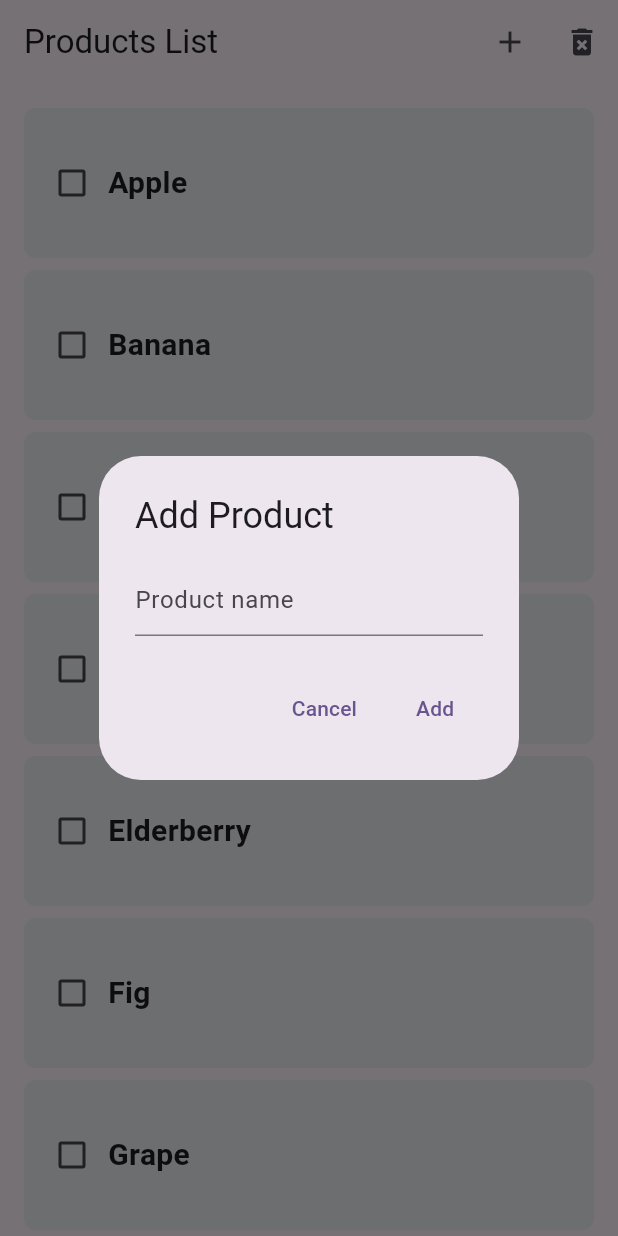
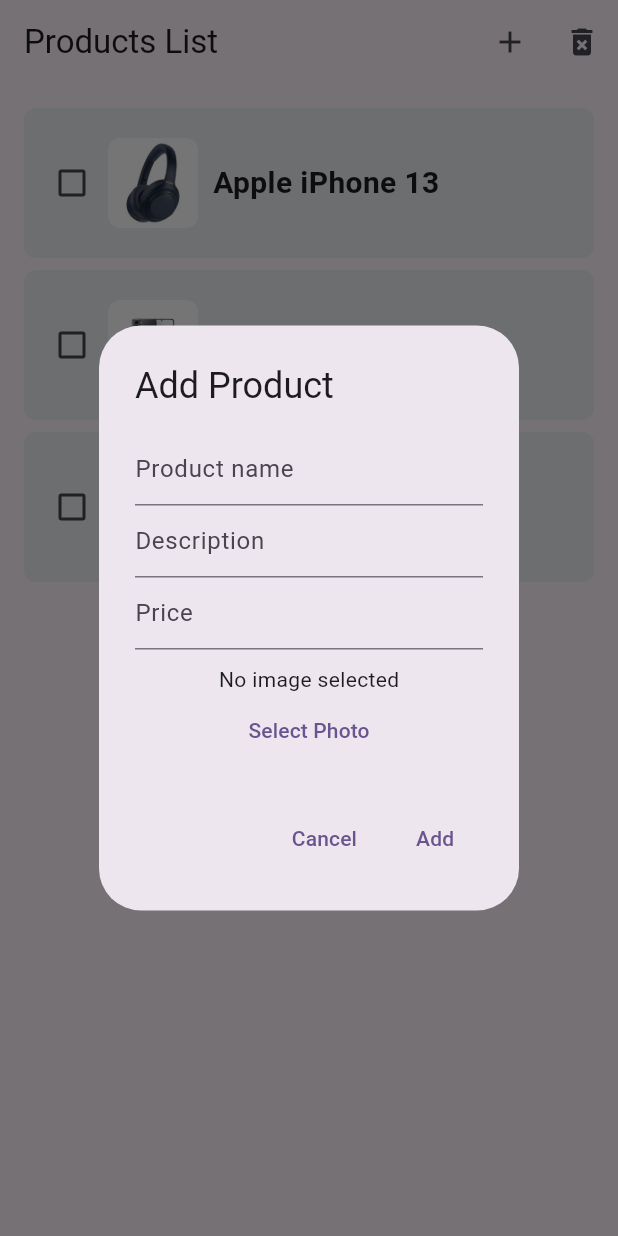
Before and after one commit to ayoub-sahraoui/flutter-demo-product, a Flutter app: the screen it shows after launch, after a tap on the "add" icon, on a phone screen of 412 x 824 dp. Run offline on Flutter 3.47's test engine with Material 3 defaults, Android fonts, the phone set to English and light mode, and no system bars; drawn by our look-alikes of flutter_slidable; our stand-ins replace image_picker.

Commit message:
add product class and image picker, product details screen

```diff
--- /dev/null
+++ b/lib/models/product.dart
@@ -0,0 +1,20 @@
+class Product {
+  int id;
+  String libelle;
+  String description;
+  double prix;
+  String photo;
+
+  Product({
+    required this.id,
+    required this.libelle,
+    required this.description,
+    required this.prix,
+    required this.photo,
+  });
+
+  @override
+  String toString() {
+    return 'Product(id: $id, libelle: $libelle, description: $description, prix: $prix, photo: $photo)';
+  }
+}
--- a/lib/screens/add_product_dialog.dart
+++ b/lib/screens/add_product_dialog.dart
@@ -1,16 +1,66 @@
 import 'package:flutter/material.dart';
+import 'dart:io';
 
-class AddProductDialog extends StatelessWidget {
+import 'package:image_picker/image_picker.dart';
+
+class AddProductDialog extends StatefulWidget {
   AddProductDialog({super.key});
-  final TextEditingController _controller = TextEditingController();
+
+  @override
+  _AddProductDialogState createState() => _AddProductDialogState();
+}
+
+class _AddProductDialogState extends State<AddProductDialog> {
+  final TextEditingController _libelleController = TextEditingController();
+  final TextEditingController _descriptionController = TextEditingController();
+  final TextEditingController _prixController = TextEditingController();
+  File? _photoFile;
+
+  Future<void> _pickImage() async {
+    final image = await ImagePicker().pickImage(source: ImageSource.gallery);
+    if (image == null) return;
+    setState(() {
+      _photoFile = File(image.path);
+    });
+  }
 
   @override
   Widget build(BuildContext context) {
     return AlertDialog(
       title: const Text("Add Product"),
-      content: TextField(
-        controller: _controller,
-        decoration: const InputDecoration(hintText: "Product name"),
+      content: SingleChildScrollView(
+        child: Column(
+          mainAxisSize: MainAxisSize.min,
+          children: [
+            TextField(
+              controller: _libelleController,
+              decoration: const InputDecoration(hintText: "Product name"),
+            ),
+            TextField(
+              controller: _descriptionController,
+              decoration: const InputDecoration(hintText: "Description"),
+            ),
+            TextField(
+              controller: _prixController,
+              decoration: const InputDecoration(hintText: "Price"),
+              keyboardType: TextInputType.number,
+            ),
+            const SizedBox(height: 10),
+            if (_photoFile != null)
+              Image.file(
+                _photoFile!,
+                height: 100,
+                width: 100,
+                fit: BoxFit.cover,
+              )
+            else
+              const Text("No image selected"),
+            TextButton(
+              onPressed: _pickImage,
+              child: const Text("Select Photo"),
+            ),
+          ],
+        ),
       ),
       actions: [
         TextButton(
@@ -21,7 +71,13 @@ class AddProductDialog extends StatelessWidget {
         ),
         TextButton(
           onPressed: () {
-            Navigator.of(context).pop(_controller.text);
+            final productData = {
+              "libelle": _libelleController.text,
+              "description": _descriptionController.text,
+              "prix": double.tryParse(_prixController.text) ?? 0.0,
+              "photo": _photoFile?.path ?? '', // Return file path if selected
+            };
+            Navigator.of(context).pop(productData);
           },
           child: const Text("Add"),
         ),
--- a/lib/screens/product_item.dart
+++ b/lib/screens/product_item.dart
@@ -1,16 +1,22 @@
+import 'dart:io';
+
 import 'package:flutter/material.dart';
+import 'package:flutter_demo/models/product.dart';
+import 'package:flutter_demo/screens/product_details.dart';
 import 'package:flutter_slidable/flutter_slidable.dart';
 
 class ProductItem extends StatefulWidget {
-  ProductItem(
-      {super.key,
-      required this.name,
+  ProductItem({
+    super.key,
+    required this.product,
     required this.onDelete,
-      required this.onSelected});
+    required this.onSelected,
+    required this.isSelected,
+  });
 
-  final String name;
-  final VoidCallback onDelete;
-  final Function(String, bool?) onSelected;
+  final Product product;
+  final Function(Product, bool?) onSelected;
+  final Function onDelete;
   bool isSelected = false;
 
   @override
@@ -20,7 +26,14 @@ class ProductItem extends StatefulWidget {
 class _ProductItemState extends State<ProductItem> {
   @override
   Widget build(BuildContext context) {
-    return Slidable(
+    return InkWell(
+      onTap: () {
+        Navigator.of(context).push(
+          MaterialPageRoute(
+              builder: (_) => ProductDetails(product: widget.product)),
+        );
+      },
+      child: Slidable(
         endActionPane: ActionPane(
           motion: const ScrollMotion(),
           children: [
@@ -47,19 +60,48 @@ class _ProductItemState extends State<ProductItem> {
                 value: widget.isSelected,
                 onChanged: (isSelected) {
                   setState(() {
-                  widget.onSelected(widget.name, isSelected);
+                    widget.onSelected(widget.product, isSelected);
                     widget.isSelected = isSelected!;
                   });
                 },
               ),
-            Text(
-              widget.name,
+              if (widget.product.photo.isNotEmpty)
+                Container(
+                  margin: const EdgeInsets.only(right: 10),
+                  width: 60,
+                  height: 60,
+                  decoration: BoxDecoration(
+                    borderRadius: BorderRadius.circular(8),
+                    image: DecorationImage(
+                      image: widget.product.photo.startsWith('assets')
+                          ? AssetImage(widget.product.photo)
+                          : FileImage(File(widget.product.photo)),
+                      fit: BoxFit.cover,
+                    ),
+                  ),
+                )
+              else
+                Container(
+                  margin: const EdgeInsets.only(right: 10),
+                  width: 60,
+                  height: 60,
+                  decoration: BoxDecoration(
+                    color: Colors.grey[300],
+                    borderRadius: BorderRadius.circular(8),
+                  ),
+                  child: const Icon(Icons.image, size: 30, color: Colors.grey),
+                ),
+              Expanded(
+                child: Text(
+                  widget.product.libelle,
                   style: const TextStyle(
                     fontSize: 20,
                     fontWeight: FontWeight.bold,
                   ),
                 ),
+              ),
             ],
+          ),
         ),
       ),
     );
--- a/lib/screens/products_list.dart
+++ b/lib/screens/products_list.dart
@@ -1,4 +1,5 @@
 import 'package:flutter/material.dart';
+import 'package:flutter_demo/models/product.dart';
 import 'package:flutter_demo/screens/add_product_dialog.dart';
 import 'package:flutter_demo/screens/product_item.dart';
 
@@ -10,34 +11,31 @@ class ProductsList extends StatefulWidget {
 }
 
 class _ProductsListState extends State<ProductsList> {
-  List<String> _products = [
-    "Apple",
-    "Banana",
-    "Cherry",
-    "Date",
-    "Elderberry",
-    "Fig",
-    "Grape",
-    "Honeydew",
-    "Jackfruit",
-    "Kiwi",
-    "Lemon",
-    "Mango",
-    "Nectarine",
-    "Orange",
-    "Papaya",
-    "Quince",
-    "Raspberry",
-    "Strawberry",
-    "Tangerine",
-    "Ugli fruit",
-    "Vanilla bean",
-    "Watermelon",
-    "Ximenia caffra",
-    "Yuzu",
-    "Zucchini",
+  List<Product> _products = [
+    Product(
+      id: 1,
+      libelle: "Apple iPhone 13",
+      description: "6.1-inch display, A15 Bionic chip, 128GB storage",
+      prix: 799.0,
+      photo: "assets/images/1.jpg",
+    ),
+    Product(
+      id: 2,
+      libelle: "Samsung Galaxy S21",
+      description: "6.2-inch display, Exynos 2100, 128GB storage",
+      prix: 699.0,
+      photo: "assets/images/2.jpg",
+    ),
+    Product(
+      id: 3,
+      libelle: "Sony WH-1000XM4 Headphones",
+      description: "Wireless noise-canceling headphones",
+      prix: 349.0,
+      photo: "assets/images/3.jpg",
+    ),
   ];
-  final List<String> _selectedProducts = [];
+
+  final List<int> _selectedProductsIds = [];
 
   @override
   Widget build(BuildContext context) {
@@ -47,28 +45,26 @@ class _ProductsListState extends State<ProductsList> {
         actions: [
           IconButton(
             icon: const Icon(Icons.add),
-            onPressed: () {
-              _addProduct();
-            },
+            onPressed: _addProduct,
           ),
           IconButton(
-              onPressed: () {
-                _deleteSelectedProducts();
-              },
-              icon: const Icon(Icons.delete_forever)),
+            onPressed: _deleteSelectedProducts,
+            icon: const Icon(Icons.delete_forever),
+          ),
         ],
       ),
       body: Padding(
-        padding: const EdgeInsets.only(left: 16, right: 16, top: 16),
+        padding: const EdgeInsets.symmetric(horizontal: 16, vertical: 16),
         child: ListView.builder(
           itemCount: _products.length,
           itemBuilder: (context, index) {
+            final product = _products[index];
             return ProductItem(
-              name: _products[index],
-              onDelete: () {
-                _deleteProduct(index);
-              },
-              onSelected: _selectionChanged,
+              isSelected: _selectedProductsIds.contains(product.id),
+              product: product,
+              onDelete: () => _deleteProduct(product.id),
+              onSelected: (product, isSelected) =>
+                  _selectionChanged(product.id, isSelected),
             );
           },
         ),
@@ -77,39 +73,43 @@ class _ProductsListState extends State<ProductsList> {
   }
 
   void _deleteSelectedProducts() {
-    final List<String> newProducts = List.from(_products);
-    for (final product in _selectedProducts) {
-      newProducts.remove(product);
-    }
-
     setState(() {
-      _products = newProducts;
-      _selectedProducts.clear();
+      _products
+          .removeWhere((product) => _selectedProductsIds.contains(product.id));
+      _selectedProductsIds.clear();
     });
   }
 
-  void _selectionChanged(String name, bool? isSelected) {
-    if (isSelected == true) {
-      _selectedProducts.add(name);
-    } else {
-      _selectedProducts.remove(name);
-    }
+  void _selectionChanged(int id, bool? isSelected) {
+    setState(() {
+      if (isSelected == true) {
+        _selectedProductsIds.add(id);
+      } else {
+        _selectedProductsIds.remove(id);
+      }
+    });
   }
 
-  void _deleteProduct(int index) {
+  void _deleteProduct(int productId) {
     setState(() {
-      _products.removeAt(index);
+      _products.removeWhere((product) => product.id == productId);
     });
   }
 
   void _addProduct() async {
-    final result = await showDialog<String>(
+    final result = await showDialog<Map<String, dynamic>>(
       context: context,
       builder: (context) => AddProductDialog(),
     );
     if (result != null) {
       setState(() {
-        _products.add(result);
+        _products.add(Product(
+          id: _products.length + 1,
+          libelle: result['libelle'],
+          description: result['description'],
+          prix: result['prix'],
+          photo: result['photo'],
+        ));
       });
     }
   }
```
Also changed, not shown: lib/screens/product_details.dart (added, +48 -0 lines), pubspec.yaml (+4 -3 lines), assets/images/1.jpg (added), assets/images/2.jpg (added), assets/images/3.jpg (added), pubspec.lock, 3 other files. Lines whose indentation alone changed are shown as unchanged.
